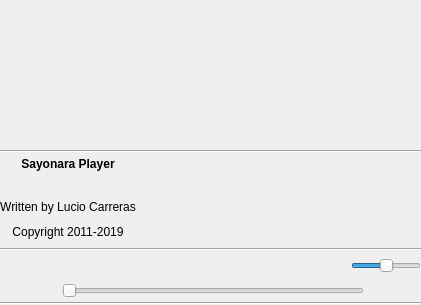
Qt form src/Gui/Player/GUI_ControlsNew.ui (Inferno214221/sayonara-player) before a commit.
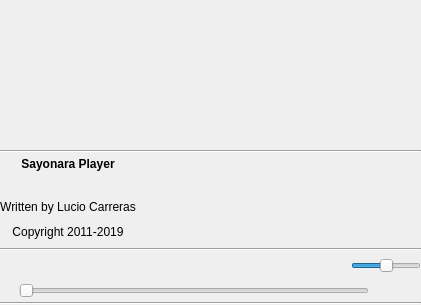
The same form after that commit. Icons and pictures are not drawn. Custom widgets are drawn as their Qt base class.

Patch:
```diff
--- a/src/Gui/Player/GUI_ControlsNew.ui
+++ b/src/Gui/Player/GUI_ControlsNew.ui
@@ -400,17 +400,8 @@
          </property>
          <item row="0" column="0">
           <widget class="QLabel" name="lab_cur_time">
-           <property name="minimumSize">
-            <size>
-             <width>50</width>
-             <height>0</height>
-            </size>
-           </property>
-           <property name="maximumSize">
-            <size>
-             <width>50</width>
-             <height>16</height>
-            </size>
+           <property name="styleSheet">
+            <string notr="true">min-width: 3em;</string>
            </property>
            <property name="lineWidth">
             <number>0</number>
@@ -443,13 +434,16 @@
           <widget class="QLabel" name="lab_max_time">
            <property name="minimumSize">
             <size>
-             <width>50</width>
+             <width>45</width>
              <height>0</height>
             </size>
            </property>
            <property name="layoutDirection">
             <enum>Qt::RightToLeft</enum>
            </property>
+           <property name="styleSheet">
+            <string notr="true">min-width: 3em;</string>
+           </property>
            <property name="lineWidth">
             <number>0</number>
            </property>
```
